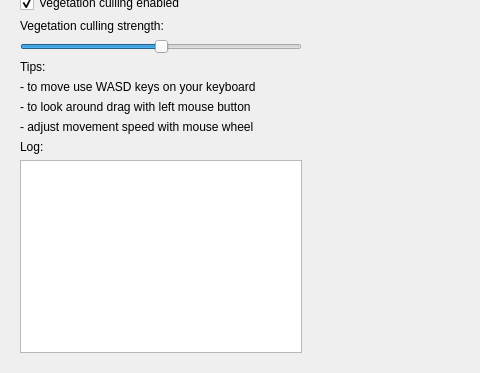
Old version of the form src/gui/ui/rendererlayout.ui in the repository OplatekTomas/terrain-generation-thesis; both pictures show x 0 to 480 and y 107 to 480 of the 800 by 480 pixel window.
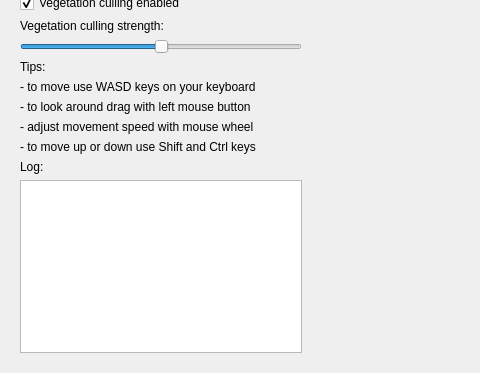
New version of the form. Custom widgets are drawn as their Qt base class.

```diff
--- a/src/gui/ui/rendererlayout.ui
+++ b/src/gui/ui/rendererlayout.ui
@@ -132,6 +132,13 @@
         </property>
        </widget>
       </item>
+      <item>
+       <widget class="QLabel" name="tip04">
+        <property name="text">
+         <string>- to move up or down use Shift and Ctrl keys</string>
+        </property>
+       </widget>
+      </item>
       <item>
        <widget class="QLabel" name="loglabel">
         <property name="text">
```
